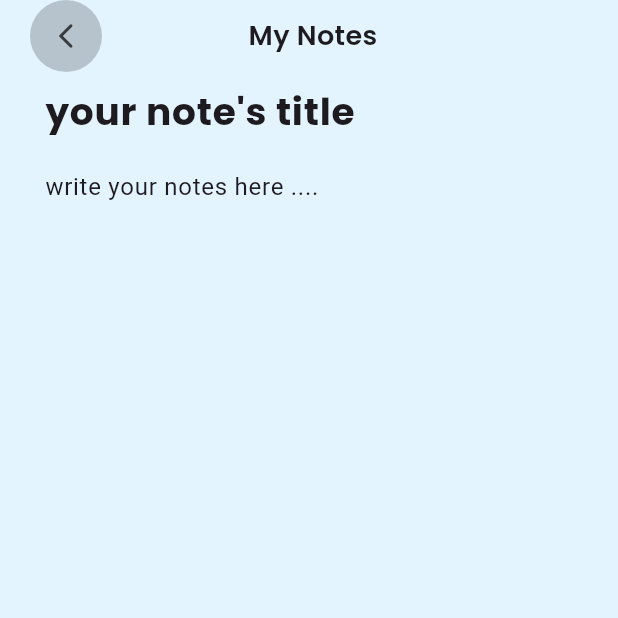
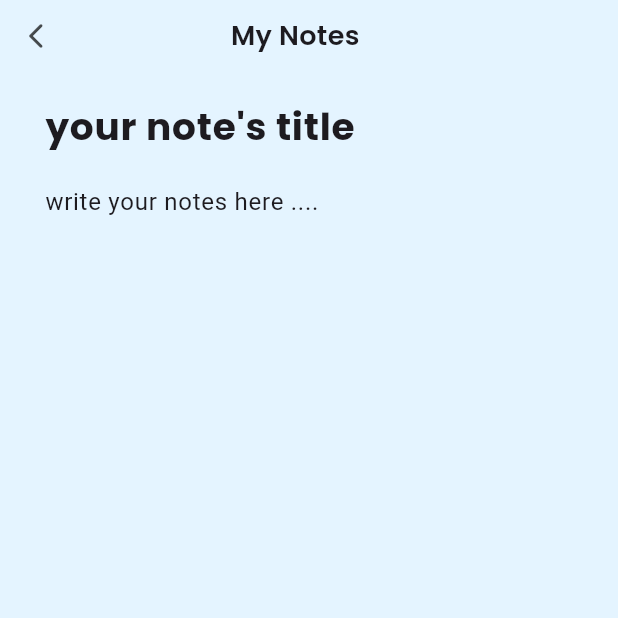
Before and after one commit to ALFIAN-code/notes_idcamp, a Flutter app: the screen it shows after launch, scrolled down 220 dp, after a tap on the "add" icon, on a phone screen of 412 x 824 dp, the top half of it. Run offline on Flutter 3.47's test engine with Material 3 defaults, Android fonts, the phone set to English and light mode, and no system bars; our stand-ins replace get, google_fonts, popover.

Commit message:
change notespage arrow back

```diff
--- a/lib/pages/notespage.dart
+++ b/lib/pages/notespage.dart
@@ -56,12 +56,7 @@ class _NotePageState extends State<NotePage> {
             child: Row(
               mainAxisAlignment: MainAxisAlignment.spaceAround,
               children: [
-                Container(
-                  margin: const EdgeInsets.only(left: 20),
-                  decoration: BoxDecoration(
-                      color: Colors.black26.withOpacity(0.2),
-                      borderRadius: BorderRadius.circular(1000)),
-                  child: IconButton(
+                IconButton(
                   iconSize: 20,
                   onPressed: () {
                     Get.back();
@@ -70,7 +65,6 @@ class _NotePageState extends State<NotePage> {
                     Icons.arrow_back_ios_new_rounded,
                   ),
                   color: Colors.black.withOpacity(0.7),
-                  ),
                 ),
                 Expanded(
                     flex: 9,
@@ -86,7 +80,7 @@ class _NotePageState extends State<NotePage> {
       body: SafeArea(
         child: SingleChildScrollView(
           child: Padding(
-            padding: const EdgeInsets.symmetric(horizontal: 30),
+            padding: const EdgeInsets.symmetric(horizontal: 30, vertical: 10),
             child: Column(
               children: [
                 TextField(
```
Lines whose indentation alone changed are shown as unchanged.
